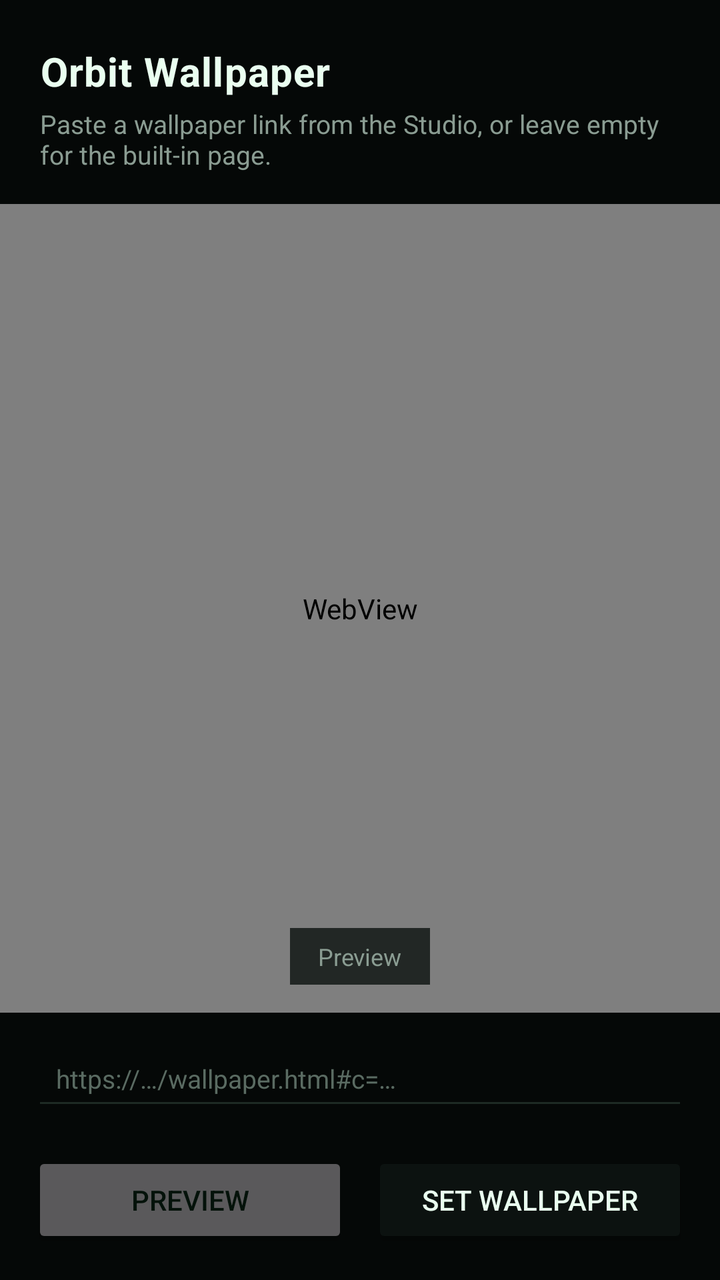
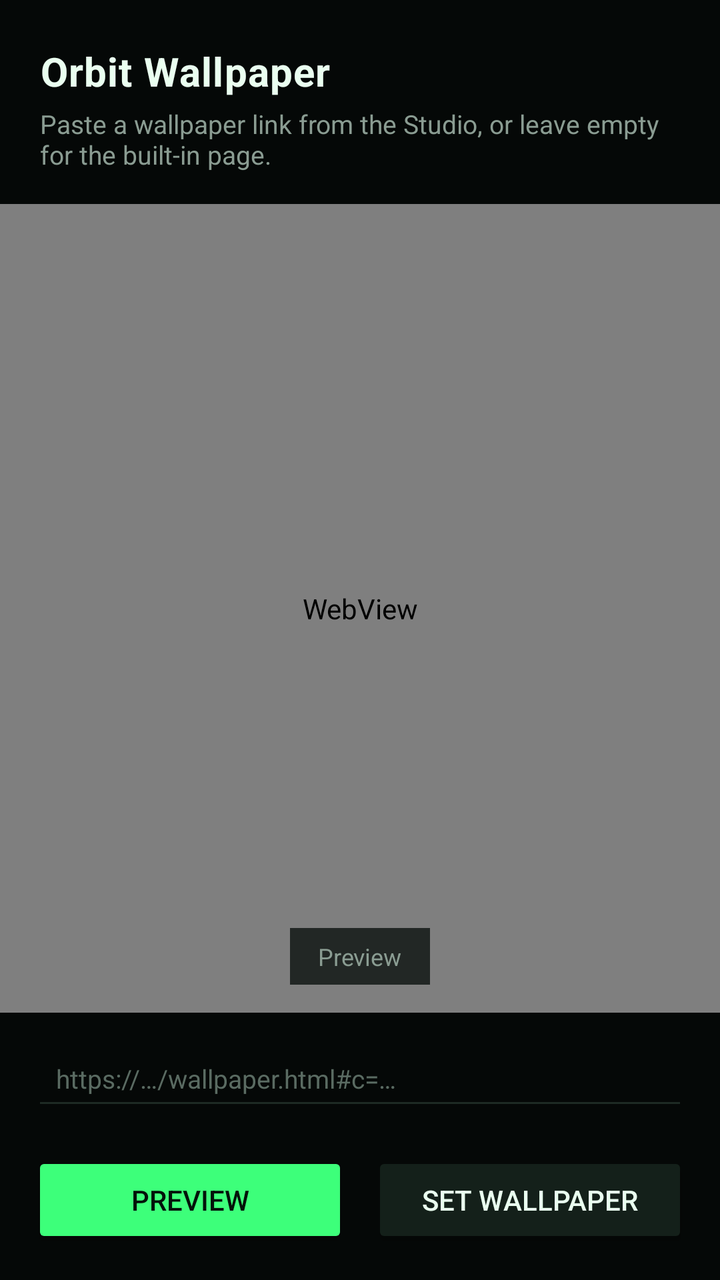

Before-and-after screenshots of an Android layout around one commit, followed by the original layout XML and the change that was made.
<!-- AndroidManifest.xml: application theme Theme.OrbitWallpaper -->
<!-- res/layout/activity_main.xml -->
<?xml version="1.0" encoding="utf-8"?>
<LinearLayout xmlns:android="http://schemas.android.com/apk/res/android"
    android:layout_width="match_parent"
    android:layout_height="match_parent"
    android:orientation="vertical"
    android:background="#050807">

    <TextView
        android:layout_width="match_parent"
        android:layout_height="wrap_content"
        android:text="@string/app_name"
        android:textColor="#EAFFF0"
        android:textSize="20sp"
        android:textStyle="bold"
        android:letterSpacing="0.02"
        android:paddingLeft="20dp"
        android:paddingRight="20dp"
        android:paddingTop="22dp"
        android:paddingBottom="4dp" />

    <TextView
        android:layout_width="match_parent"
        android:layout_height="wrap_content"
        android:text="@string/heading"
        android:textColor="#8A9C92"
        android:textSize="13sp"
        android:paddingLeft="20dp"
        android:paddingRight="20dp"
        android:paddingBottom="16dp" />

    <FrameLayout
        android:layout_width="match_parent"
        android:layout_height="0dp"
        android:layout_weight="1">

        <WebView
            android:id="@+id/preview"
            android:layout_width="match_parent"
            android:layout_height="match_parent" />

        <TextView
            android:id="@+id/status"
            android:layout_width="wrap_content"
            android:layout_height="wrap_content"
            android:layout_gravity="bottom|center_horizontal"
            android:layout_marginBottom="14dp"
            android:background="#CC0C1210"
            android:paddingLeft="14dp"
            android:paddingRight="14dp"
            android:paddingTop="6dp"
            android:paddingBottom="6dp"
            android:textColor="#8A9C92"
            android:textSize="12sp"
            android:text="@string/status_hint"
            android:visibility="visible" />
    </FrameLayout>

    <EditText
        android:id="@+id/url"
        android:layout_width="match_parent"
        android:layout_height="wrap_content"
        android:layout_marginLeft="16dp"
        android:layout_marginRight="16dp"
        android:layout_marginTop="12dp"
        android:hint="@string/url_hint"
        android:inputType="textUri"
        android:importantForAutofill="no"
        android:textColor="#EAFFF0"
        android:textColorHint="#5A6B62"
        android:textSize="13sp"
        android:backgroundTint="#1E2A24"
        android:padding="12dp" />

    <LinearLayout
        android:layout_width="match_parent"
        android:layout_height="wrap_content"
        android:orientation="horizontal"
        android:padding="16dp">

        <Button
            android:id="@+id/apply"
            android:layout_width="0dp"
            android:layout_height="wrap_content"
            android:layout_weight="1"
            android:layout_marginRight="6dp"
            android:text="@string/btn_apply"
            android:textColor="#04120A" />

        <Button
            android:id="@+id/set_wallpaper"
            android:layout_width="0dp"
            android:layout_height="wrap_content"
            android:layout_weight="1"
            android:layout_marginLeft="6dp"
            android:text="@string/btn_set"
            android:textColor="#EAFFF0"
            android:backgroundTint="#0C1210" />
    </LinearLayout>
</LinearLayout>
<!-- resources referenced by this layout -->
<resources>
  <string name="app_name">Orbit Wallpaper</string>
  <string name="btn_apply">Preview</string>
  <string name="btn_set">Set wallpaper</string>
  <string name="heading">Paste a wallpaper link from the Studio, or leave empty for the built-in page.</string>
  <string name="status_hint">Preview</string>
  <string name="url_hint">https://…/wallpaper.html#c=…</string>
  <style name="Theme.OrbitWallpaper" parent="Theme.AppCompat.NoActionBar">
          <item name="android:statusBarColor">#050807</item>
          <item name="android:navigationBarColor">#050807</item>
          <item name="android:windowBackground">#050807</item>
          <item name="colorAccent">#3DFF7A</item>
      </style>
</resources>

<!-- the commit's change to res/layout/activity_main.xml (unified diff, before → after) -->
@@ -84,7 +84,8 @@
             android:layout_weight="1"
             android:layout_marginRight="6dp"
             android:text="@string/btn_apply"
-            android:textColor="#04120A" />
+            android:textColor="#04120A"
+            android:backgroundTint="#3DFF7A" />
 
         <Button
             android:id="@+id/set_wallpaper"
@@ -94,6 +95,7 @@
             android:layout_marginLeft="6dp"
             android:text="@string/btn_set"
             android:textColor="#EAFFF0"
-            android:backgroundTint="#0C1210" />
+            android:backgroundTint="#14201A"
+            android:strokeColor="#2A3B33" />
     </LinearLayout>
 </LinearLayout>
